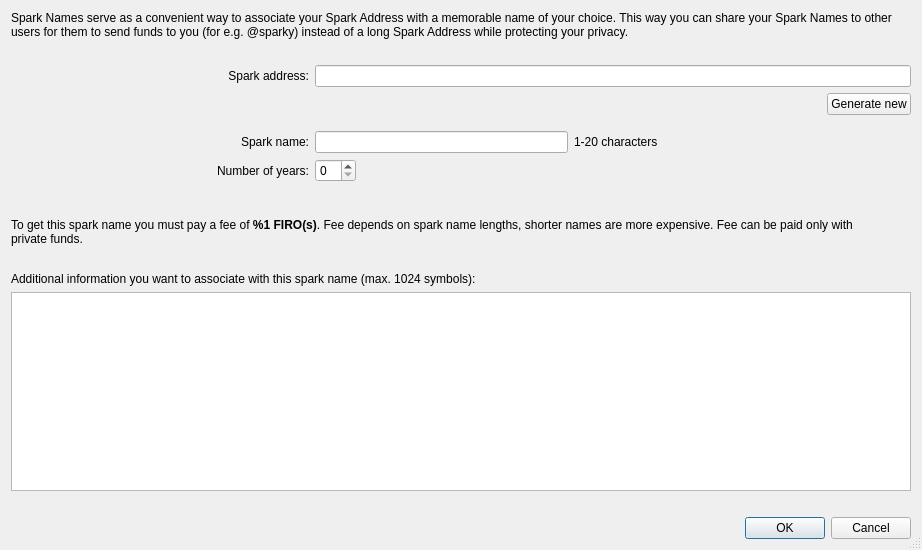
Old version of the form src/qt/forms/createsparkname.ui in the repository firoorg/firo.
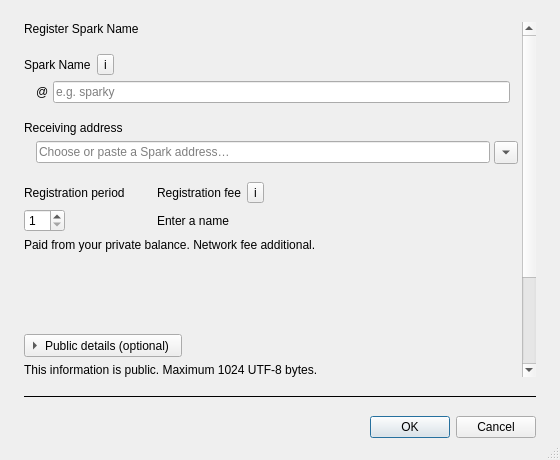
New version of the form.

Diff of the .ui file:
```diff
--- a/src/qt/forms/createsparkname.ui
+++ b/src/qt/forms/createsparkname.ui
@@ -9,26 +9,14 @@
    <rect>
     <x>0</x>
     <y>0</y>
-    <width>922</width>
-    <height>550</height>
+    <width>560</width>
+    <height>460</height>
    </rect>
   </property>
-  <property name="sizePolicy">
-   <sizepolicy hsizetype="Minimum" vsizetype="Minimum">
-    <horstretch>1</horstretch>
-    <verstretch>1</verstretch>
-   </sizepolicy>
-  </property>
   <property name="minimumSize">
    <size>
-    <width>906</width>
-    <height>550</height>
-   </size>
-  </property>
-  <property name="baseSize">
-   <size>
-    <width>906</width>
-    <height>550</height>
+    <width>360</width>
+    <height>320</height>
    </size>
   </property>
   <property name="windowTitle">
@@ -40,334 +28,442 @@
   <property name="modal">
    <bool>true</bool>
   </property>
-  <layout class="QVBoxLayout" name="verticalLayout_2">
-   <item>
-    <layout class="QVBoxLayout" name="verticalLayout" stretch="0,0,0,0,0,0,0,1,0">
-     <property name="sizeConstraint">
-      <enum>QLayout::SetDefaultConstraint</enum>
-     </property>
-     <item>
-      <layout class="QHBoxLayout" name="horizontalLayout_12">
+  <layout class="QVBoxLayout" name="dialogLayout">
+   <property name="spacing">
+    <number>18</number>
+   </property>
+   <property name="leftMargin">
+    <number>24</number>
+   </property>
+   <property name="topMargin">
+    <number>22</number>
+   </property>
+   <property name="rightMargin">
+    <number>24</number>
+   </property>
        <property name="bottomMargin">
-        <number>20</number>
+    <number>22</number>
        </property>
        <item>
-        <widget class="QLabel" name="label">
-         <property name="sizePolicy">
-          <sizepolicy hsizetype="Preferred" vsizetype="Expanding">
-           <horstretch>0</horstretch>
-           <verstretch>0</verstretch>
-          </sizepolicy>
-         </property>
+    <widget class="QScrollArea" name="scrollArea">
+     <property name="frameShape">
+      <enum>QFrame::NoFrame</enum>
+     </property>
+     <property name="widgetResizable">
+      <bool>true</bool>
+     </property>
+     <widget class="QWidget" name="scrollAreaWidgetContents">
+      <layout class="QVBoxLayout" name="formLayout">
+       <property name="spacing">
+        <number>18</number>
+       </property>
+       <property name="leftMargin">
+        <number>0</number>
+       </property>
+       <property name="topMargin">
+        <number>0</number>
+       </property>
+       <property name="rightMargin">
+        <number>0</number>
+       </property>
+       <property name="bottomMargin">
+        <number>0</number>
+       </property>
+       <item>
+        <widget class="QLabel" name="titleLabel">
          <property name="text">
-          <string>Spark Names serve as a convenient way to associate your Spark Address with a memorable name of your choice. This way you can share your Spark Names to other users for them to send funds to you (for e.g. @sparky) instead of a long Spark Address while protecting your privacy.</string>
+          <string>Register Spark Name</string>
          </property>
          <property name="wordWrap">
           <bool>true</bool>
          </property>
         </widget>
        </item>
-      </layout>
-     </item>
      <item>
-      <layout class="QHBoxLayout" name="horizontalLayout_5" stretch="1,2">
+        <layout class="QVBoxLayout" name="nameLayout">
+         <property name="spacing">
+          <number>6</number>
+         </property>
        <item>
-        <layout class="QHBoxLayout" name="horizontalLayout" stretch="0,0">
-         <property name="sizeConstraint">
-          <enum>QLayout::SetDefaultConstraint</enum>
+          <layout class="QHBoxLayout" name="nameCaptionLayout">
+           <property name="spacing">
+            <number>6</number>
          </property>
          <item>
-          <spacer name="horizontalSpacer">
-           <property name="orientation">
-            <enum>Qt::Horizontal</enum>
-           </property>
-           <property name="sizeHint" stdset="0">
-            <size>
-             <width>40</width>
-             <height>20</height>
-            </size>
-           </property>
-          </spacer>
+            <widget class="QLabel" name="nameLabel">
+             <property name="text">
+              <string>Spark Name</string>
+             </property>
+             <property name="buddy">
+              <cstring>sparkNameEdit</cstring>
+             </property>
+            </widget>
          </item>
          <item>
-          <widget class="QLabel" name="label_6">
-           <property name="text">
-            <string>Spark address:</string>
-           </property>
-           <property name="alignment">
-            <set>Qt::AlignRight|Qt::AlignTrailing|Qt::AlignVCenter</set>
-           </property>
-          </widget>
-         </item>
-        </layout>
-       </item>
+            <widget class="QToolButton" name="nameHelpButton">
+             <property name="focusPolicy">
+              <enum>Qt::StrongFocus</enum>
+             </property>
+             <property name="accessibleName">
+              <string>About Spark Names</string>
+             </property>
+             <property name="text">
+              <string notr="true">i</string>
+             </property>
+            </widget>
+           </item>
        <item>
-        <widget class="QLineEdit" name="sparkAddressEdit"/>
-       </item>
-      </layout>
-     </item>
-     <item>
-      <layout class="QHBoxLayout" name="horizontalLayout_6">
-       <property name="bottomMargin">
-        <number>10</number>
-       </property>
-       <item>
-        <spacer name="horizontalSpacer_2">
+            <spacer name="nameCaptionSpacer">
          <property name="orientation">
           <enum>Qt::Horizontal</enum>
          </property>
-         <property name="sizeHint" stdset="0">
+             <property name="sizeHint">
           <size>
-           <width>40</width>
-           <height>20</height>
+               <width>0</width>
+               <height>0</height>
           </size>
          </property>
         </spacer>
        </item>
-       <item>
-        <widget class="QPushButton" name="generateButton">
-         <property name="text">
-          <string>Generate new</string>
-         </property>
-        </widget>
-       </item>
       </layout>
      </item>
      <item>
-      <layout class="QHBoxLayout" name="horizontalLayout_7" stretch="1,2">
-       <item>
-        <layout class="QHBoxLayout" name="horizontalLayout_2">
-         <property name="sizeConstraint">
-          <enum>QLayout::SetFixedSize</enum>
-         </property>
-         <item>
-          <spacer name="horizontalSpacer_3">
-           <property name="orientation">
-            <enum>Qt::Horizontal</enum>
-           </property>
-           <property name="sizeHint" stdset="0">
-            <size>
-             <width>40</width>
-             <height>20</height>
-            </size>
-           </property>
-          </spacer>
-         </item>
+          <widget class="QFrame" name="nameField">
+           <layout class="QHBoxLayout" name="nameFieldLayout">
+            <property name="spacing">
+             <number>4</number>
+            </property>
+            <property name="leftMargin">
+             <number>12</number>
+            </property>
+            <property name="topMargin">
+             <number>0</number>
+            </property>
+            <property name="rightMargin">
+             <number>12</number>
+            </property>
+            <property name="bottomMargin">
+             <number>0</number>
+            </property>
          <item>
-          <widget class="QLabel" name="label_2">
+             <widget class="QLabel" name="namePrefix">
            <property name="text">
-            <string>Spark name:</string>
-           </property>
-           <property name="alignment">
-            <set>Qt::AlignRight|Qt::AlignTrailing|Qt::AlignVCenter</set>
-           </property>
+               <string notr="true">@</string>
+              </property>
+             </widget>
+            </item>
+            <item>
+             <widget class="QLineEdit" name="sparkNameEdit">
+              <property name="placeholderText">
+               <string>e.g. sparky</string>
+              </property>
+              <property name="accessibleName">
+               <string>Spark Name</string>
+              </property>
           </widget>
          </item>
         </layout>
-       </item>
+          </widget>
+         </item>
+        </layout>
+       </item>
        <item>
-        <layout class="QHBoxLayout" name="horizontalLayout_3">
+        <layout class="QVBoxLayout" name="addressLayout">
+         <property name="spacing">
+          <number>6</number>
+         </property>
          <item>
-          <widget class="QLineEdit" name="sparkNameEdit"/>
+          <widget class="QLabel" name="addressLabel">
+           <property name="text">
+            <string>Receiving address</string>
+           </property>
+           <property name="buddy">
+            <cstring>sparkAddressEdit</cstring>
+           </property>
+          </widget>
          </item>
          <item>
-          <widget class="QLabel" name="label_3">
-           <property name="text">
-            <string>1-20 characters</string>
-           </property>
+          <widget class="QFrame" name="addressField">
+           <layout class="QHBoxLayout" name="addressFieldLayout">
+            <property name="spacing">
+             <number>4</number>
+            </property>
+            <property name="leftMargin">
+             <number>12</number>
+            </property>
+            <property name="topMargin">
+             <number>0</number>
+            </property>
+            <property name="rightMargin">
+             <number>4</number>
+            </property>
+            <property name="bottomMargin">
+             <number>0</number>
+            </property>
+            <item>
+             <widget class="QLineEdit" name="sparkAddressEdit">
+              <property name="placeholderText">
+               <string>Choose or paste a Spark address…</string>
+              </property>
+              <property name="accessibleName">
+               <string>Receiving Spark address</string>
+              </property>
+              <property name="toolTip">
+               <string>Use a Spark address that belongs to this wallet.</string>
+              </property>
           </widget>
          </item>
          <item>
-          <spacer name="horizontalSpacer_4">
-           <property name="orientation">
-            <enum>Qt::Horizontal</enum>
-           </property>
-           <property name="sizeHint" stdset="0">
-            <size>
-             <width>40</width>
-             <height>20</height>
-            </size>
-           </property>
-          </spacer>
-         </item>
-        </layout>
+             <widget class="QToolButton" name="addressOptionsButton">
+              <property name="focusPolicy">
+               <enum>Qt::StrongFocus</enum>
+              </property>
+              <property name="accessibleName">
+               <string>Choose a Spark address</string>
+              </property>
+              <property name="toolTip">
+               <string>Choose an existing address, generate a new one, or paste an address.</string>
+              </property>
+              <property name="popupMode">
+               <enum>QToolButton::InstantPopup</enum>
+              </property>
+              <property name="arrowType">
+               <enum>Qt::DownArrow</enum>
+              </property>
+             </widget>
+            </item>
+           </layout>
+          </widget>
        </item>
       </layout>
      </item>
      <item>
-      <layout class="QHBoxLayout" name="horizontalLayout_8" stretch="1,2">
-       <property name="bottomMargin">
-        <number>30</number>
-       </property>
-       <item>
-        <layout class="QHBoxLayout" name="horizontalLayout_9">
-         <item>
-          <spacer name="horizontalSpacer_5">
-           <property name="orientation">
-            <enum>Qt::Horizontal</enum>
-           </property>
-           <property name="sizeHint" stdset="0">
-            <size>
-             <width>40</width>
-             <height>20</height>
-            </size>
+        <layout class="QGridLayout" name="feeLayout" columnstretch="0,1">
+         <property name="horizontalSpacing">
+          <number>32</number>
+         </property>
+         <property name="verticalSpacing">
+          <number>6</number>
+         </property>
+         <item row="0" column="0">
+          <widget class="QLabel" name="periodLabel">
+           <property name="text">
+            <string>Registration period</string>
            </property>
-          </spacer>
+           <property name="wordWrap">
+            <bool>true</bool>
+           </property>
+           <property name="buddy">
+            <cstring>numberOfYearsEdit</cstring>
+           </property>
+          </widget>
          </item>
+         <item row="0" column="1">
+          <layout class="QHBoxLayout" name="feeCaptionLayout">
+           <property name="spacing">
+            <number>6</number>
+           </property>
          <item>
-          <widget class="QLabel" name="label_5">
+            <widget class="QLabel" name="feeLabel">
            <property name="text">
-            <string>Number of years:</string>
-           </property>
-           <property name="alignment">
-            <set>Qt::AlignRight|Qt::AlignTrailing|Qt::AlignVCenter</set>
+              <string>Registration fee</string>
+             </property>
+             <property name="wordWrap">
+              <bool>true</bool>
            </property>
           </widget>
          </item>
-        </layout>
-       </item>
        <item>
-        <layout class="QHBoxLayout" name="horizontalLayout_10">
-         <item>
-          <widget class="QSpinBox" name="numberOfYearsEdit"/>
+            <widget class="QToolButton" name="feeHelpButton">
+             <property name="focusPolicy">
+              <enum>Qt::StrongFocus</enum>
+             </property>
+             <property name="accessibleName">
+              <string>About registration fees</string>
+             </property>
+             <property name="text">
+              <string notr="true">i</string>
+             </property>
+            </widget>
          </item>
          <item>
-          <spacer name="horizontalSpacer_6">
+            <spacer name="feeCaptionSpacer">
            <property name="orientation">
             <enum>Qt::Horizontal</enum>
            </property>
-           <property name="sizeHint" stdset="0">
+             <property name="sizeHint">
             <size>
-             <width>40</width>
-             <height>20</height>
+               <width>0</width>
+               <height>0</height>
             </size>
            </property>
           </spacer>
          </item>
         </layout>
        </item>
-      </layout>
-     </item>
-     <item>
-      <layout class="QHBoxLayout" name="horizontalLayout_11" stretch="1,0">
-       <property name="bottomMargin">
-        <number>20</number>
-       </property>
-       <item>
+         <item row="1" column="0" alignment="Qt::AlignLeft">
+          <widget class="QSpinBox" name="numberOfYearsEdit">
+           <property name="minimum">
+            <number>1</number>
+           </property>
+           <property name="maximum">
+            <number>15</number>
+           </property>
+           <property name="accessibleName">
+            <string>Registration period in years</string>
+           </property>
+          </widget>
+         </item>
+         <item row="1" column="1">
         <widget class="QLabel" name="feeTextLabel">
-         <property name="sizePolicy">
-          <sizepolicy hsizetype="Expanding" vsizetype="Preferred">
-           <horstretch>0</horstretch>
-           <verstretch>0</verstretch>
-          </sizepolicy>
-         </property>
-         <property name="minimumSize">
-          <size>
-           <width>0</width>
-           <height>0</height>
-          </size>
-         </property>
-         <property name="textFormat">
-          <enum>Qt::RichText</enum>
-         </property>
+           <property name="text">
+            <string>Enter a name</string>
+           </property>
+           <property name="wordWrap">
+            <bool>true</bool>
+           </property>
+          </widget>
+         </item>
+         <item row="2" column="0" colspan="2">
+          <widget class="QLabel" name="feeHintLabel">
          <property name="text">
-          <string>&lt;html&gt;&lt;head/&gt;&lt;body&gt;&lt;p&gt;To get this spark name you must pay a fee of &lt;span style=&quot; font-weight:600;&quot;&gt;%1 FIRO(s)&lt;/span&gt;. Fee depends on spark name lengths, shorter names are more expensive. Fee can be paid only with private funds.&lt;/p&gt;&lt;/body&gt;&lt;/html&gt;</string>         </property>
+            <string>Paid from your private balance. Network fee additional.</string>
+           </property>
          <property name="wordWrap">
           <bool>true</bool>
          </property>
         </widget>
        </item>
+        </layout>
+       </item>
        <item>
-        <layout class="QHBoxLayout" name="horizontalLayout_warning">
-         <property name="sizeConstraint">
-          <enum>QLayout::SetMinimumSize</enum>
+        <widget class="QLabel" name="expiryLabel">
+         <property name="text">
+          <string/>
          </property>
-         <item>
-          <spacer name="horizontalSpacer_warn">
-           <property name="orientation">
-            <enum>Qt::Horizontal</enum>
-           </property>
-           <property name="sizeHint" stdset="0">
-            <size>
-             <width>20</width>
-             <height>20</height>
-            </size>
-           </property>
-          </spacer>
+         <property name="wordWrap">
+          <bool>true</bool>
+         </property>
+        </widget>
          </item>
          <item>
           <widget class="QLabel" name="balanceWarningLabel">
-           <property name="sizePolicy">
-            <sizepolicy hsizetype="Minimum" vsizetype="Preferred">
-             <horstretch>0</horstretch>
-             <verstretch>0</verstretch>
-            </sizepolicy>
-           </property>
            <property name="text">
             <string/>
            </property>
-           <property name="visible">
-            <bool>false</bool>
-           </property>
-           <property name="styleSheet">
-            <string notr="true">color: orange; font-weight: bold;</string>
-           </property>
            <property name="wordWrap">
             <bool>true</bool>
            </property>
           </widget>
          </item>
-        </layout>
-       </item>
-      </layout>
-     </item>
      <item>
-      <layout class="QHBoxLayout" name="horizontalLayout_13">
-       <item>
-        <widget class="QLabel" name="label_7">
+        <layout class="QVBoxLayout" name="detailsLayout">
+         <property name="spacing">
+          <number>6</number>
+         </property>
+         <item alignment="Qt::AlignLeft">
+          <widget class="QToolButton" name="detailsButton">
          <property name="text">
-          <string>Additional information you want to associate with this spark name (max. 1024 symbols):</string>
+            <string>Public details (optional)</string>
+           </property>
+           <property name="checkable">
+            <bool>true</bool>
+           </property>
+           <property name="toolButtonStyle">
+            <enum>Qt::ToolButtonTextBesideIcon</enum>
+           </property>
+           <property name="arrowType">
+            <enum>Qt::RightArrow</enum>
          </property>
         </widget>
        </item>
-      </layout>
-     </item>
      <item>
-      <layout class="QHBoxLayout" name="horizontalLayout_14">
+          <widget class="QWidget" name="detailsWidget" native="true">
+           <layout class="QVBoxLayout" name="detailsContentsLayout">
+            <property name="spacing">
+             <number>6</number>
+            </property>
+            <property name="leftMargin">
+             <number>0</number>
+            </property>
+            <property name="topMargin">
+             <number>0</number>
+            </property>
+            <property name="rightMargin">
+             <number>0</number>
+            </property>
        <property name="bottomMargin">
-        <number>20</number>
-       </property>
+             <number>0</number>
+            </property>
+            <item>
+             <widget class="QLabel" name="detailsHintLabel">
+              <property name="text">
+               <string>This information is public. Maximum 1024 UTF-8 bytes.</string>
+              </property>
+              <property name="wordWrap">
+               <bool>true</bool>
+              </property>
+             </widget>
+            </item>
        <item>
         <widget class="QTextEdit" name="additionalInfoEdit">
          <property name="minimumSize">
           <size>
            <width>0</width>
-           <height>50</height>
+                <height>80</height>
           </size>
          </property>
          <property name="maximumSize">
           <size>
            <width>16777215</width>
-           <height>16777215</height>
-          </size>
-         </property>
+                <height>120</height>
+               </size>
+              </property>
+              <property name="acceptRichText">
+               <bool>false</bool>
+              </property>
+              <property name="accessibleName">
+               <string>Public details</string>
+              </property>
         </widget>
        </item>
       </layout>
+          </widget>
+         </item>
+        </layout>
+       </item>
+       <item>
+        <spacer name="bottomSpacer">
+         <property name="orientation">
+          <enum>Qt::Vertical</enum>
+         </property>
+         <property name="sizeHint">
+          <size>
+           <width>0</width>
+           <height>0</height>
+          </size>
+         </property>
+        </spacer>
+       </item>
+      </layout>
+     </widget>
+    </widget>
+   </item>
+   <item>
+    <widget class="QFrame" name="divider">
+     <property name="frameShape">
+      <enum>QFrame::HLine</enum>
+     </property>
+    </widget>
      </item>
      <item>
       <widget class="QDialogButtonBox" name="buttonBox">
-       <property name="orientation">
-        <enum>Qt::Horizontal</enum>
-       </property>
        <property name="standardButtons">
         <set>QDialogButtonBox::Cancel|QDialogButtonBox::Ok</set>
        </property>
       </widget>
      </item>
     </layout>
-   </item>
-  </layout>
  </widget>
  <resources/>
  <connections>
```
Left out of the diff: 33 changed lines with no effect on the pictures. Lines whose indentation alone changed are shown as unchanged.
